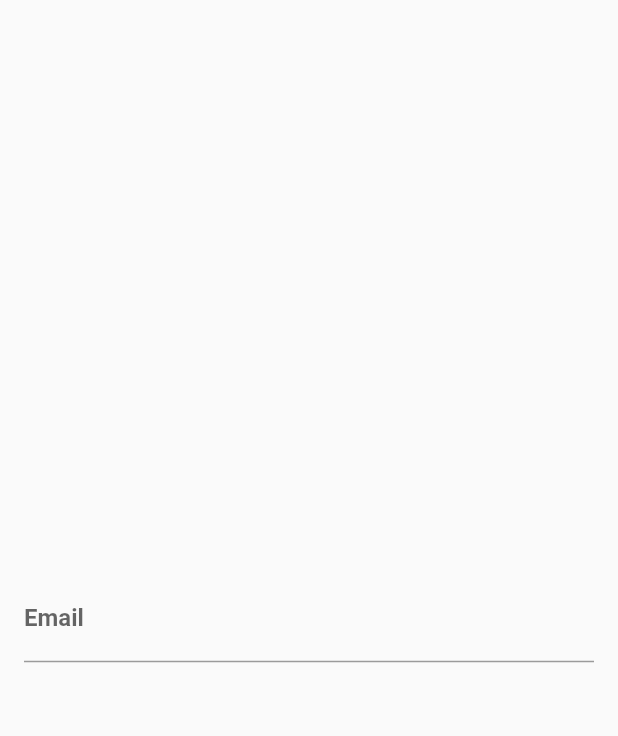
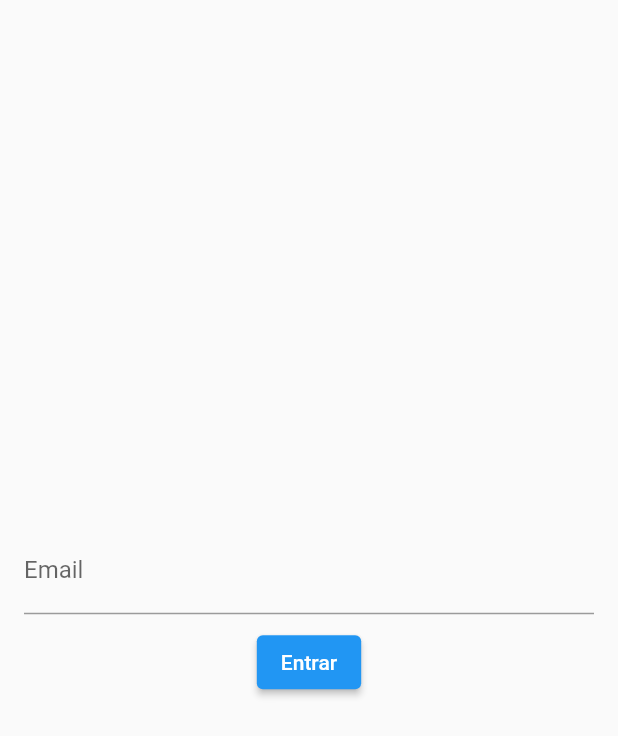
Before and after one commit to IagoAndrade16/todo_list, a Flutter app: the screen it shows after launch, on a phone screen of 412 x 824 dp. Shown: the top 736 px of the screen. Run offline on Flutter 3.47's test engine with Material 2 defaults, Android fonts, the phone set to English and light mode, and no system bars.

Commit message:
get text digited for user

```diff
--- a/analysis_options.yaml
+++ b/analysis_options.yaml
@@ -22,6 +22,7 @@ linter:
   # `// ignore_for_file: name_of_lint` syntax on the line or in the file
   # producing the lint.
   rules:
+    prefer_const_constructors : false
     # avoid_print: false  # Uncomment to disable the `avoid_print` rule
     # prefer_single_quotes: true  # Uncomment to enable the `prefer_single_quotes` rule
 
--- a/lib/main.dart
+++ b/lib/main.dart
@@ -11,7 +11,7 @@ class MyApp extends StatelessWidget {
   @override
   Widget build(BuildContext context) {
     return MaterialApp(
-      home: const TodoListPage(),
+      home: TodoListPage(),
     );
   }
 }
--- a/lib/pages/todo_list_page.dart
+++ b/lib/pages/todo_list_page.dart
@@ -1,30 +1,52 @@
 import 'package:flutter/material.dart';
 
 class TodoListPage extends StatelessWidget {
-  const TodoListPage({Key? key}) : super(key: key);
+  TodoListPage({Key? key}) : super(key: key);
+
+  final TextEditingController emailController = TextEditingController();
 
   @override
   Widget build(BuildContext context) {
     return Scaffold(
       body: Center(
         child: Padding(
-          padding: const EdgeInsets.only(left: 16, right: 16),
-          child: TextField(
+            padding: const EdgeInsets.symmetric(horizontal: 16),
+            child: Column(
+              mainAxisSize: MainAxisSize.min,
+              children: [
+                TextField(
+                  controller: emailController,
                   decoration: InputDecoration(
                     labelText: 'Email',
-              hintText: 'exemplo@exemplo.com',
-              errorText: null,
-              prefixText: 'R\$',
-              suffixText: 'cm'
                   ),
-            keyboardType: TextInputType.emailAddress,
-            style: TextStyle(
-              fontWeight: FontWeight.w700,
-              color: Colors.purple,
+                  onChanged: onChanged,
+                  onSubmitted: onSubmitted,
                 ),
+                Padding(
+                  padding: const EdgeInsets.all(8.0),
+                  child: ElevatedButton(
+                    onPressed: login,
+                    child: Text('Entrar')
                   ),
                 )
+              ],
+            )
+          ),
         ),
       );
     }
+
+    void login() {
+      String text = emailController.text;
+      print('$text');
+      emailController.clear();
     }
+
+    void onChanged(String text) {
+      //print(text);
+    }
+
+    void onSubmitted(String text) {
+      print(text);
+    }
+  }
```
Lines whose indentation alone changed are shown as unchanged.
